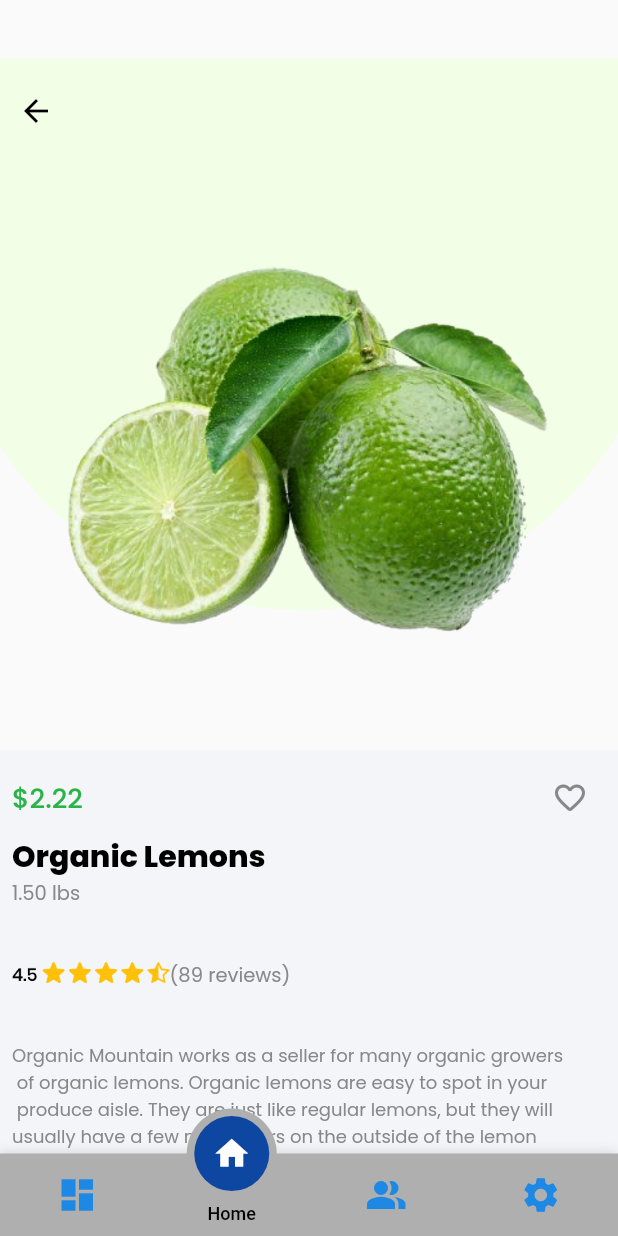
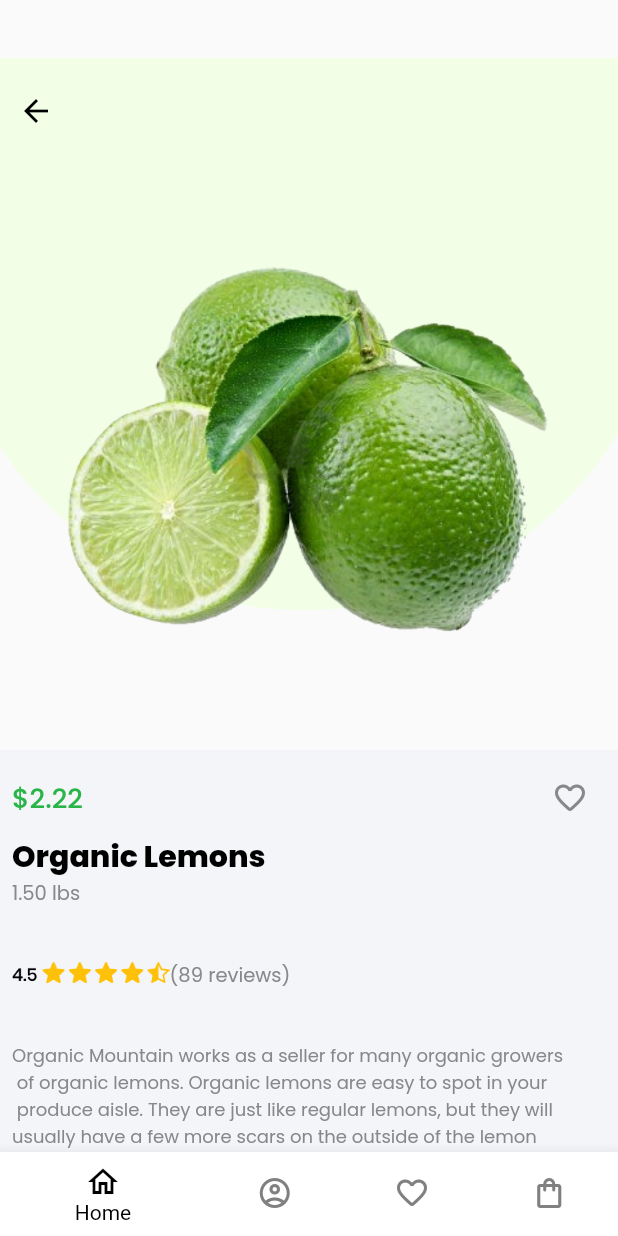
Before and after one commit to unnatidonda/big-cart, a Flutter app: the BottomNavigationScreen screen opened directly, on a phone screen of 412 x 824 dp. Run offline on Flutter 3.47's test engine with Material 2 defaults, Android fonts, the phone set to English and light mode, and no system bars; drawn by our look-alikes of motion_tab_bar_v2; missing offline and left inert: order_tracker.

```diff
--- a/lib/big_cart/bottom_navigation_screen.dart
+++ b/lib/big_cart/bottom_navigation_screen.dart
@@ -1,7 +1,5 @@
 import 'package:big_cart/big_cart/product_detail.dart';
 import 'package:flutter/material.dart';
-import 'package:motion_tab_bar_v2/motion-badge.widget.dart';
-import 'package:motion_tab_bar_v2/motion-tab-bar.dart';
 import 'package:motion_tab_bar_v2/motion-tab-controller.dart';
 
 import 'account_screen.dart';
@@ -25,133 +23,133 @@ class _BottomNavigationScreenState extends State<BottomNavigationScreen> {
   ];
   MotionTabBarController? _motionTabBarController;
 
-  @override
-  void initState() {
-    super.initState();
-
-    //// Use normal tab controller
-    // _tabController = TabController(
-    //   initialIndex: 1,
-    //   length: 4,
-    //   vsync: this,
-    // );
-
-    //// use "MotionTabBarController" to replace with "TabController", if you need to programmatically change the tab
-    _motionTabBarController = MotionTabBarController(
-      initialIndex: 1,
-      length: 4, vsync: AnimatedGridState(),
-      // vsync: this,
-    );
-  }
-
-  @override
-  void dispose() {
-    super.dispose();
-
-    // _tabController.dispose();
-    _motionTabBarController!.dispose();
-  }
+  // @override
+  // void initState() {
+  //   super.initState();
+  //
+  //   // Use normal tab controller
+  //   // _tabController = TabController(
+  //   //   initialIndex: 1,
+  //   //   length: 4,
+  //   //   vsync: this,
+  //   // );
+  //
+  //   //// use "MotionTabBarController" to replace with "TabController", if you need to programmatically change the tab
+  //   _motionTabBarController = MotionTabBarController(
+  //     initialIndex: 1,
+  //     length: 4, vsync: AnimatedGridState(),
+  //     // vsync: this,
+  //   );
+  // }
+  //
+  // @override
+  // void dispose() {
+  //   super.dispose();
+  //
+  //   // _tabController.dispose();
+  //   _motionTabBarController!.dispose();
+  // }
 
   @override
   Widget build(BuildContext context) {
     return Scaffold(
       body: ScreenList[currentIndex],
-      bottomNavigationBar: MotionTabBar(
-        controller: _motionTabBarController, // ADD THIS if you need to change your tab programmatically
-        initialSelectedTab: "Home",
-        labels: const ["Dashboard", "Home", "Profile", "Settings"],
-        icons: const [Icons.dashboard, Icons.home, Icons.people_alt, Icons.settings],
-
-        // optional badges, length must be same with labels
-        badges: [
-          // Default Motion Badge Widget
-          const MotionBadgeWidget(
-            text: '99+',
-            textColor: Colors.white, // optional, default to Colors.white
-            color: Colors.red, // optional, default to Colors.red
-            size: 18, // optional, default to 18
+      // bottomNavigationBar: MotionTabBar(
+      //   controller: _motionTabBarController, // ADD THIS if you need to change your tab programmatically
+      //   initialSelectedTab: "Home",
+      //   labels: const ["Dashboard", "Home", "Profile", "Settings"],
+      //   icons: const [Icons.dashboard, Icons.home, Icons.people_alt, Icons.settings],
+      //
+      //   // optional badges, length must be same with labels
+      //   badges: [
+      //     // Default Motion Badge Widget
+      //     const MotionBadgeWidget(
+      //       text: '99+',
+      //       textColor: Colors.white, // optional, default to Colors.white
+      //       color: Colors.red, // optional, default to Colors.red
+      //       size: 18, // optional, default to 18
+      //     ),
+      //
+      //     // custom badge Widget
+      //     Container(
+      //       color: Colors.black,
+      //       padding: const EdgeInsets.all(2),
+      //       child: const Text(
+      //         '48',
+      //         style: TextStyle(
+      //           fontSize: 14,
+      //           color: Colors.white,
+      //         ),
+      //       ),
+      //     ),
+      //
+      //     // allow null
+      //     null,
+      //
+      //     // Default Motion Badge Widget with indicator only
+      //     const MotionBadgeWidget(
+      //       isIndicator: true,
+      //       color: Colors.red, // optional, default to Colors.red
+      //       size: 5, // optional, default to 5,
+      //       show: true, // true / false
+      //     ),
+      //   ],
+      //   tabSize: 50,
+      //   tabBarHeight: 55,
+      //   textStyle: const TextStyle(
+      //     fontSize: 12,
+      //     color: Colors.black,
+      //     fontWeight: FontWeight.w500,
+      //   ),
+      //   tabIconColor: Colors.blue[600],
+      //   tabIconSize: 28.0,
+      //   tabIconSelectedSize: 26.0,
+      //   tabSelectedColor: Colors.blue[900],
+      //   tabIconSelectedColor: Colors.white,
+      //   tabBarColor: const Color(0xFFAFAFAF),
+      //   onTabItemSelected: (int value) {
+      //     setState(() {
+      //       // _tabController!.index = value;
+      //       _motionTabBarController!.index = value;
+      //     });
+      //   },
+      // ),
+      bottomNavigationBar: BottomNavigationBar(
+        onTap: (value) {
+          setState(() {
+            currentIndex = value;
+          });
+        },
+        currentIndex: currentIndex,
+        // backgroundColor: Colors.white,
+        selectedLabelStyle: const TextStyle(),
+        showSelectedLabels: true,
+        selectedItemColor: Colors.black,
+        unselectedItemColor: const Color(0xFF808080),
+        type: BottomNavigationBarType.shifting,
+        items: const [
+          BottomNavigationBarItem(
+            icon: Icon(Icons.home_outlined),
+            backgroundColor: Color(0xFFFFFFFF),
+            label: 'Home',
           ),
-
-          // custom badge Widget
-          Container(
-            color: Colors.black,
-            padding: const EdgeInsets.all(2),
-            child: const Text(
-              '48',
-              style: TextStyle(
-                fontSize: 14,
-                color: Colors.white,
-              ),
-            ),
+          BottomNavigationBarItem(
+            icon: Icon(Icons.account_circle_outlined),
+            backgroundColor: Color(0xFFFFFFFF),
+            label: 'Book',
           ),
-
-          // allow null
-          null,
-
-          // Default Motion Badge Widget with indicator only
-          const MotionBadgeWidget(
-            isIndicator: true,
-            color: Colors.red, // optional, default to Colors.red
-            size: 5, // optional, default to 5,
-            show: true, // true / false
+          BottomNavigationBarItem(
+            icon: Icon(Icons.favorite_border_rounded),
+            backgroundColor: Color(0xFFFFFFFF),
+            label: 'Saved',
+          ),
+          BottomNavigationBarItem(
+            icon: Icon(Icons.shopping_bag_outlined),
+            backgroundColor: Color(0xFFFFFFFF),
+            label: 'Profile',
           ),
         ],
-        tabSize: 50,
-        tabBarHeight: 55,
-        textStyle: const TextStyle(
-          fontSize: 12,
-          color: Colors.black,
-          fontWeight: FontWeight.w500,
-        ),
-        tabIconColor: Colors.blue[600],
-        tabIconSize: 28.0,
-        tabIconSelectedSize: 26.0,
-        tabSelectedColor: Colors.blue[900],
-        tabIconSelectedColor: Colors.white,
-        tabBarColor: const Color(0xFFAFAFAF),
-        onTabItemSelected: (int value) {
-          setState(() {
-            // _tabController!.index = value;
-            _motionTabBarController!.index = value;
-          });
-        },
       ),
-      // bottomNavigationBar: BottomNavigationBar(
-      //   onTap: (value) {
-      //     setState(() {
-      //       currentIndex = value;
-      //     });
-      //   },
-      //   currentIndex: currentIndex,
-      //   // backgroundColor: Colors.white,
-      //   selectedLabelStyle: const TextStyle(),
-      //   showSelectedLabels: true,
-      //   selectedItemColor: Colors.black,
-      //   unselectedItemColor: const Color(0xFF808080),
-      //   type: BottomNavigationBarType.shifting,
-      //   items: const [
-      //     BottomNavigationBarItem(
-      //       icon: Icon(Icons.home_outlined),
-      //       backgroundColor: Color(0xFFFFFFFF),
-      //       label: 'Home',
-      //     ),
-      //     BottomNavigationBarItem(
-      //       icon: Icon(Icons.account_circle_outlined),
-      //       backgroundColor: Color(0xFFFFFFFF),
-      //       label: 'Book',
-      //     ),
-      //     BottomNavigationBarItem(
-      //       icon: Icon(Icons.favorite_border_rounded),
-      //       backgroundColor: Color(0xFFFFFFFF),
-      //       label: 'Saved',
-      //     ),
-      //     BottomNavigationBarItem(
-      //       icon: Icon(Icons.shopping_bag_outlined),
-      //       backgroundColor: Color(0xFFFFFFFF),
-      //       label: 'Profile',
-      //     ),
-      //   ],
-      // ),
     );
   }
 }
--- a/lib/main.dart
+++ b/lib/main.dart
@@ -1,6 +1,6 @@
 import 'package:flutter/material.dart';
 
-import 'big_cart/bottom_navigation_screen.dart';
+import 'big_cart/track_order.dart';
 
 void main() {
   runApp(const MyApp());
@@ -20,7 +20,7 @@ class MyApp extends StatelessWidget {
       ),
       // initialRoute: Routesname.initialRoute,
       // routes: AppRoutes().approutes,
-      home: const BottomNavigationScreen(),
+      home: const TrackOrder(),
     );
   }
 }
--- a/pubspec.yaml
+++ b/pubspec.yaml
@@ -19,6 +19,8 @@ dependencies:
   cupertino_icons: ^1.0.2
   simple_horizontal_stepper: ^0.0.1
   motion_tab_bar_v2: ^0.3.0
+  order_tracker: ^0.0.2
+
 
 dev_dependencies:
   flutter_test:
```
Also changed, not shown: lib/big_cart/track_order.dart (+36 -5 lines), pubspec.lock.
